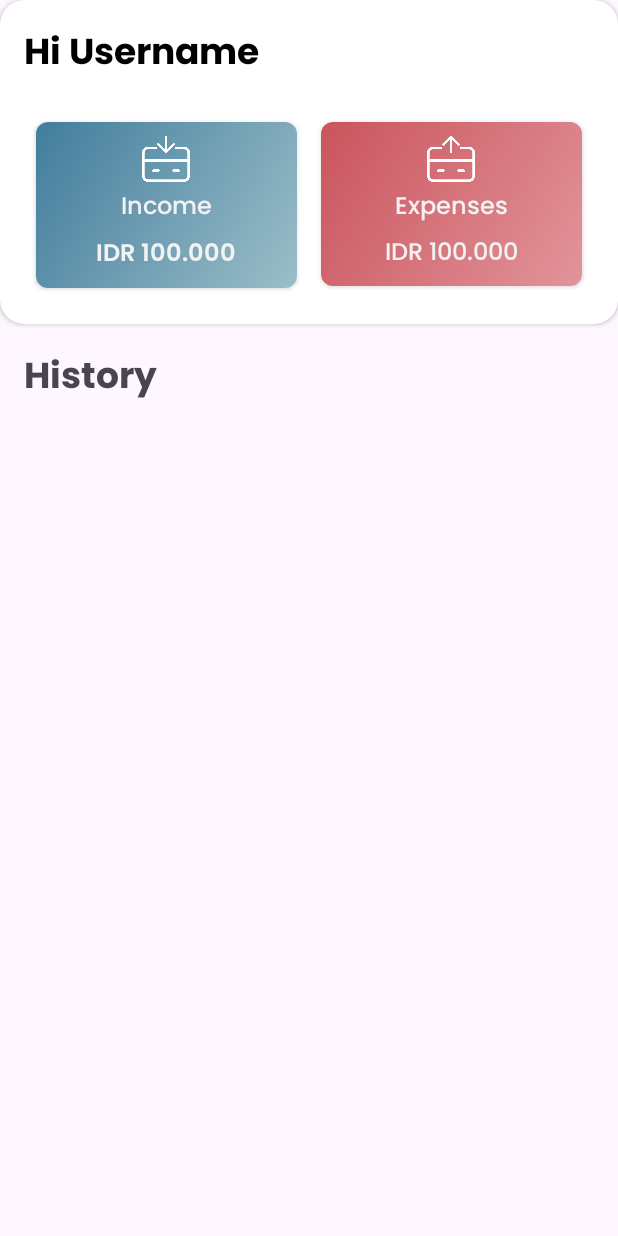
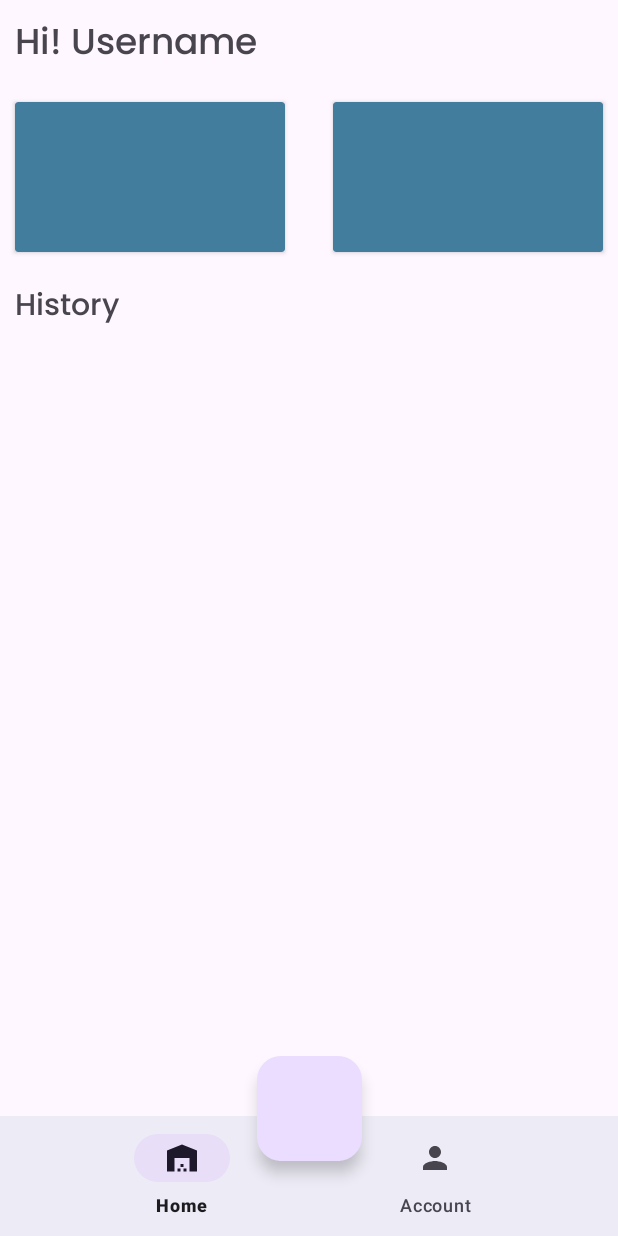
Before and after one commit to farisznafis/bangkit-financify, an Android app: the screen it shows after launch once a user with an empty profile is signed in (MainActivity), on a phone screen of 412 x 824 dp. Run offline under Robolectric (Android 15) with nearby library versions, the light colour scheme and no system bars; our stand-ins replace Firebase (no records; nobody signed in at launch, a user with empty details on screens opened directly).

Commit message:
re-layouting homepage

```diff
--- a/MD/app/build.gradle.kts
+++ b/MD/app/build.gradle.kts
@@ -69,6 +69,9 @@ dependencies {
     // InstantTaskExecutorRule
     testImplementation("androidx.arch.core:core-testing:2.2.0")
 
+    //fragment
+    implementation ("androidx.navigation:navigation-fragment-ktx:2.7.5")
+    implementation ("androidx.navigation:navigation-ui-ktx:2.7.5")
     //TestDispatcher
     testImplementation("org.jetbrains.kotlinx:kotlinx-coroutines-test:1.7.3")
     testImplementation("org.mockito:mockito-core:4.4.0")
--- /dev/null
+++ b/MD/app/src/main/res/drawable/warehouse.xml
@@ -0,0 +1,5 @@
+<vector android:height="24dp" android:tint="#000000"
+    android:viewportHeight="24" android:viewportWidth="24"
+    android:width="24dp" xmlns:android="http://schemas.android.com/apk/res/android">
+    <path android:fillColor="@android:color/white" android:pathData="M22,21V7L12,3L2,7v14h5v-9h10v9H22zM11,19H9v2h2V19zM13,16h-2v2h2V16zM15,19h-2v2h2V19z"/>
+</vector>
--- a/MD/app/src/main/res/layout/activity_main.xml
+++ b/MD/app/src/main/res/layout/activity_main.xml
@@ -6,140 +6,85 @@
     android:layout_width="match_parent"
     android:layout_height="match_parent">
 
-    <androidx.cardview.widget.CardView
-        android:id="@+id/cardView"
+    <TextView
+        android:id="@+id/sambutan"
         android:layout_width="0dp"
         android:layout_height="wrap_content"
-        app:cardCornerRadius="16dp"
+        android:fontFamily="@font/poppins_medium"
+        android:text="@string/sambutan"
+        android:textSize="24sp"
+        android:layout_margin="10dp"
         app:layout_constraintEnd_toEndOf="parent"
         app:layout_constraintStart_toStartOf="parent"
-        app:layout_constraintTop_toTopOf="parent">
+        app:layout_constraintTop_toTopOf="parent" />
 
-        <LinearLayout
-            android:layout_width="match_parent"
-            android:layout_height="wrap_content"
-            android:orientation="vertical"
-            android:padding="16dp">
+    <androidx.cardview.widget.CardView
+        android:id="@+id/cardViewsatu"
+        android:layout_width="180dp"
+        android:layout_height="100dp"
+        android:layout_marginTop="18dp"
+        android:backgroundTint="@color/blue_primary"
+        app:layout_constraintStart_toStartOf="@+id/sambutan"
+        app:layout_constraintTop_toBottomOf="@+id/sambutan" />
 
-            <TextView
-                android:layout_width="wrap_content"
-                android:layout_height="wrap_content"
-                android:fontFamily="@font/poppins_bold"
-                android:text="@string/hi_username"
-                android:textColor="#000000"
-                android:textSize="24sp" />
-
-            <LinearLayout
-                android:layout_width="match_parent"
-                android:layout_height="wrap_content"
-                android:layout_marginTop="16dp"
-                android:orientation="horizontal"
-                android:weightSum="2">
-
-                <androidx.cardview.widget.CardView
-                    android:layout_width="0dp"
-                    android:layout_height="wrap_content"
-                    android:layout_margin="8dp"
-                    android:layout_weight="1"
-                    app:cardCornerRadius="8dp">
-
-                    <LinearLayout
-                        android:layout_width="match_parent"
-                        android:layout_height="wrap_content"
-                        android:background="@drawable/background_gradient"
-                        android:gravity="center"
-                        android:orientation="vertical"
-                        android:padding="8dp">
-
-                        <ImageView
-                            android:layout_width="32dp"
-                            android:layout_height="32dp"
-                            android:src="@drawable/income" />
-
-                        <TextView
-                            android:layout_width="wrap_content"
-                            android:layout_height="wrap_content"
-                            android:layout_marginTop="4dp"
-                            android:fontFamily="@font/poppins_medium"
-                            android:text="@string/income"
-                            android:textColor="#F2F2F2"
-                            android:textSize="16sp" />
-
-                        <TextView
-                            android:layout_width="wrap_content"
-                            android:layout_height="wrap_content"
-                            android:layout_marginTop="4dp"
-                            android:fontFamily="@font/poppins_semibold"
-                            android:text="@string/money_income"
-                            android:textColor="#F2F2F2"
-                            android:textSize="16sp" />
-
-                    </LinearLayout>
-
-                </androidx.cardview.widget.CardView>
-
-                <androidx.cardview.widget.CardView
-                    android:layout_width="0dp"
-                    android:layout_height="wrap_content"
-                    android:layout_margin="8dp"
-                    android:layout_weight="1"
-                    app:cardCornerRadius="8dp">
-
-                    <LinearLayout
-                        android:layout_width="match_parent"
-                        android:layout_height="wrap_content"
-                        android:background="@drawable/expenses_background"
-                        android:gravity="center"
-                        android:orientation="vertical"
-                        android:padding="8dp">
-
-                        <ImageView
-                            android:layout_width="32dp"
-                            android:layout_height="32dp"
-                            android:src="@drawable/expenses" />
-
-                        <TextView
-                            android:layout_width="wrap_content"
-                            android:layout_height="wrap_content"
-                            android:layout_marginTop="4dp"
-                            android:fontFamily="@font/poppins_medium"
-                            android:text="@string/expenses"
-                            android:textColor="#F2F2F2"
-                            android:textSize="16sp" />
-
-                        <TextView
-                            android:layout_width="wrap_content"
-                            android:layout_height="wrap_content"
-                            android:layout_marginTop="4dp"
-                            android:fontFamily="@font/poppins_medium"
-                            android:text="@string/money_expenses"
-                            android:textColor="#F2F2F2"
-                            android:textSize="16sp" />
-
-                    </LinearLayout>
-                </androidx.cardview.widget.CardView>
-            </LinearLayout>
-        </LinearLayout>
-    </androidx.cardview.widget.CardView>
+    <androidx.cardview.widget.CardView
+        android:id="@+id/cardViewdua"
+        android:layout_width="180dp"
+        android:layout_height="100dp"
+        android:layout_marginTop="18dp"
+        android:backgroundTint="@color/blue_primary"
+        app:layout_constraintEnd_toEndOf="@+id/sambutan"
+        app:layout_constraintTop_toBottomOf="@+id/sambutan" />
 
     <TextView
-        android:id="@+id/tvHistory"
+        android:id="@+id/tvhistory"
         android:layout_width="0dp"
         android:layout_height="wrap_content"
+        android:layout_marginTop="20dp"
+        android:fontFamily="@font/poppins_medium"
         android:text="@string/history"
-        android:layout_margin="16dp"
-        android:textSize="24sp"
-        android:fontFamily="@font/poppins_bold"
+        android:textSize="20sp"
+        app:layout_constraintEnd_toEndOf="parent"
+        app:layout_constraintStart_toStartOf="@+id/cardViewsatu"
+        app:layout_constraintTop_toBottomOf="@+id/cardViewsatu" />
+
+
+    <androidx.constraintlayout.widget.ConstraintLayout
+        android:id="@+id/fragment_container"
+        android:layout_width="0dp"
+        android:layout_height="0dp"
+        app:layout_constraintBottom_toTopOf="@+id/bottom_navigation"
         app:layout_constraintEnd_toEndOf="parent"
         app:layout_constraintStart_toStartOf="parent"
-        app:layout_constraintTop_toBottomOf="@+id/cardView" />
+        app:layout_constraintTop_toBottomOf="@id/tvhistory">
 
-    <androidx.recyclerview.widget.RecyclerView
+        <androidx.recyclerview.widget.RecyclerView
+            android:id="@+id/rvitem"
+            android:layout_width="match_parent"
+            android:layout_height="match_parent"
+            android:padding="8dp"
+            app:layout_constraintBottom_toBottomOf="parent" />
+
+    </androidx.constraintlayout.widget.ConstraintLayout>
+
+    <com.google.android.material.bottomnavigation.BottomNavigationView
+        android:id="@+id/bottom_navigation"
         android:layout_width="0dp"
-        android:layout_height="0dp"
-        android:layout_margin="8dp"
+        android:layout_height="wrap_content"
+        android:layout_alignParentBottom="true"
         app:layout_constraintBottom_toBottomOf="parent"
         app:layout_constraintEnd_toEndOf="parent"
         app:layout_constraintStart_toStartOf="parent"
-        app:layout_constraintTop_toBottomOf="@+id/tvHistory" />
+        app:backgroundTint="?android:attr/windowBackground"
+        app:menu="@menu/menu"/>
+
+    <com.google.android.material.floatingactionbutton.FloatingActionButton
+        android:layout_width="70dp"
+        android:layout_height="80dp"
+        android:layout_marginBottom="50dp"
+        app:layout_constraintBottom_toBottomOf="@+id/bottom_navigation"
+        app:layout_constraintEnd_toEndOf="parent"
+        app:layout_constraintStart_toStartOf="parent"
+        android:contentDescription="@string/fab" />
+
 </androidx.constraintlayout.widget.ConstraintLayout>
--- /dev/null
+++ b/MD/app/src/main/res/menu/menu.xml
@@ -0,0 +1,11 @@
+<?xml version="1.0" encoding="utf-8"?>
+<menu xmlns:android="http://schemas.android.com/apk/res/android">
+    <item
+        android:id="@+id/home"
+        android:icon="@drawable/warehouse"
+        android:title="@string/home"/>
+    <item
+        android:id="@+id/account"
+        android:icon="@drawable/person"
+        android:title="@string/account"/>
+</menu>
--- a/MD/app/src/main/res/values/strings.xml
+++ b/MD/app/src/main/res/values/strings.xml
@@ -16,4 +16,8 @@
     <string name="money_expenses">IDR 100.000</string>
     <string name="expenses">Expenses</string>
     <string name="history">History</string>
+    <string name="home">Home</string>
+    <string name="account">Account</string>
+    <string name="fab">FAB</string>
+    <string name="sambutan">Hi! Username</string>
 </resources>
```
